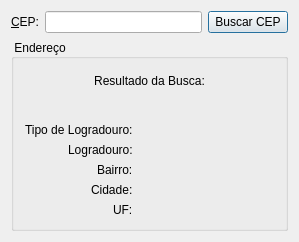
The window that dialog.ui (pedrosantana-dev/BuscarEnderecoPorCEP) describes before a commit, drawn with Qt 5.
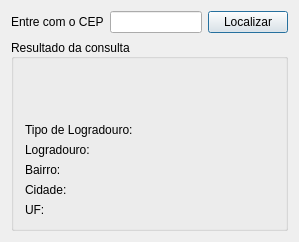
The same window after the commit.

```diff
--- a/dialog.ui
+++ b/dialog.ui
@@ -19,7 +19,7 @@
      <item>
       <widget class="QLabel" name="label">
        <property name="text">
-        <string>&amp;CEP:</string>
+        <string>Entre com o CEP</string>
        </property>
        <property name="buddy">
         <cstring>lineEdit</cstring>
@@ -32,7 +32,7 @@
      <item>
       <widget class="QPushButton" name="buscarBtn">
        <property name="text">
-        <string>Buscar CEP</string>
+        <string>Localizar</string>
        </property>
        <property name="default">
         <bool>true</bool>
@@ -50,7 +50,7 @@
       <enum>Qt::LeftToRight</enum>
      </property>
      <property name="title">
-      <string> Endereço </string>
+      <string>Resultado da consulta</string>
      </property>
      <property name="alignment">
       <set>Qt::AlignLeading|Qt::AlignLeft|Qt::AlignVCenter</set>
@@ -58,16 +58,6 @@
      <layout class="QVBoxLayout" name="verticalLayout_2">
       <item>
        <layout class="QVBoxLayout" name="verticalLayout">
-        <item>
-         <widget class="QLabel" name="label_2">
-          <property name="text">
-           <string>Resultado da Busca:</string>
-          </property>
-          <property name="alignment">
-           <set>Qt::AlignCenter</set>
-          </property>
-         </widget>
-        </item>
         <item>
          <widget class="QLabel" name="resultado">
           <property name="text">
@@ -81,18 +71,15 @@
        </layout>
       </item>
       <item>
-       <layout class="QFormLayout" name="formLayout">
-        <property name="labelAlignment">
-         <set>Qt::AlignRight|Qt::AlignTrailing|Qt::AlignVCenter</set>
-        </property>
-        <property name="formAlignment">
-         <set>Qt::AlignHCenter|Qt::AlignTop</set>
-        </property>
+       <layout class="QGridLayout" name="gridLayout">
         <item row="0" column="0">
          <widget class="QLabel" name="label_3">
           <property name="text">
            <string>Tipo de Logradouro:</string>
           </property>
+          <property name="alignment">
+           <set>Qt::AlignLeading|Qt::AlignLeft|Qt::AlignVCenter</set>
+          </property>
          </widget>
         </item>
         <item row="0" column="1">
@@ -124,6 +111,9 @@
           <property name="text">
            <string>Bairro:</string>
           </property>
+          <property name="alignment">
+           <set>Qt::AlignLeading|Qt::AlignLeft|Qt::AlignVCenter</set>
+          </property>
          </widget>
         </item>
         <item row="2" column="1">
@@ -138,6 +128,9 @@
           <property name="text">
            <string>Cidade:</string>
           </property>
+          <property name="alignment">
+           <set>Qt::AlignLeading|Qt::AlignLeft|Qt::AlignVCenter</set>
+          </property>
          </widget>
         </item>
         <item row="3" column="1">
@@ -152,6 +145,9 @@
           <property name="text">
            <string>UF:</string>
           </property>
+          <property name="alignment">
+           <set>Qt::AlignLeading|Qt::AlignLeft|Qt::AlignVCenter</set>
+          </property>
          </widget>
         </item>
         <item row="4" column="1">
```
